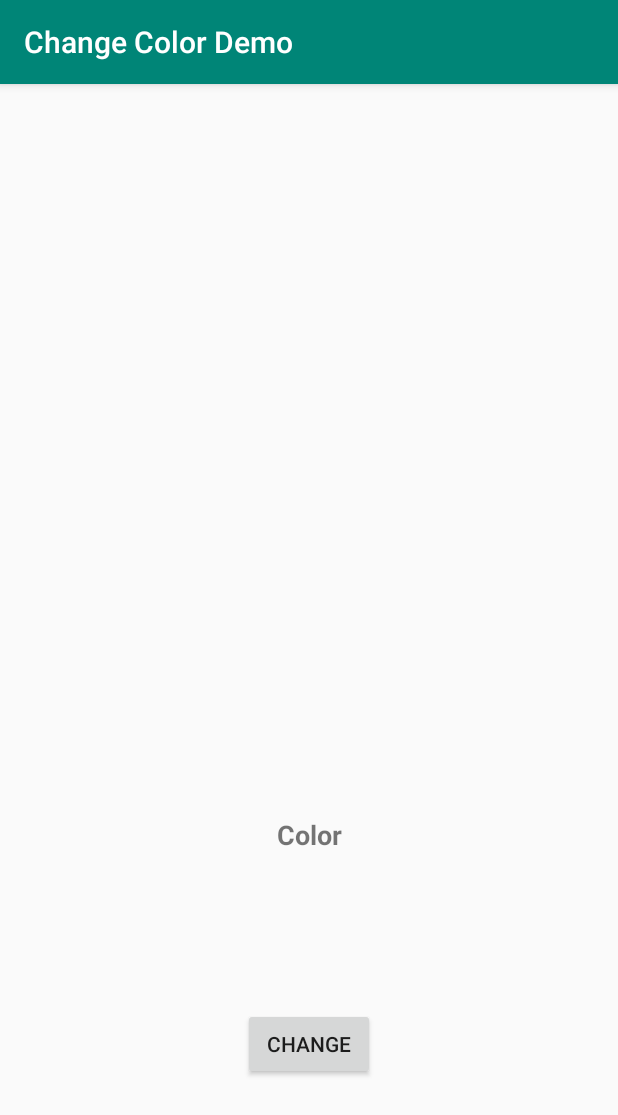
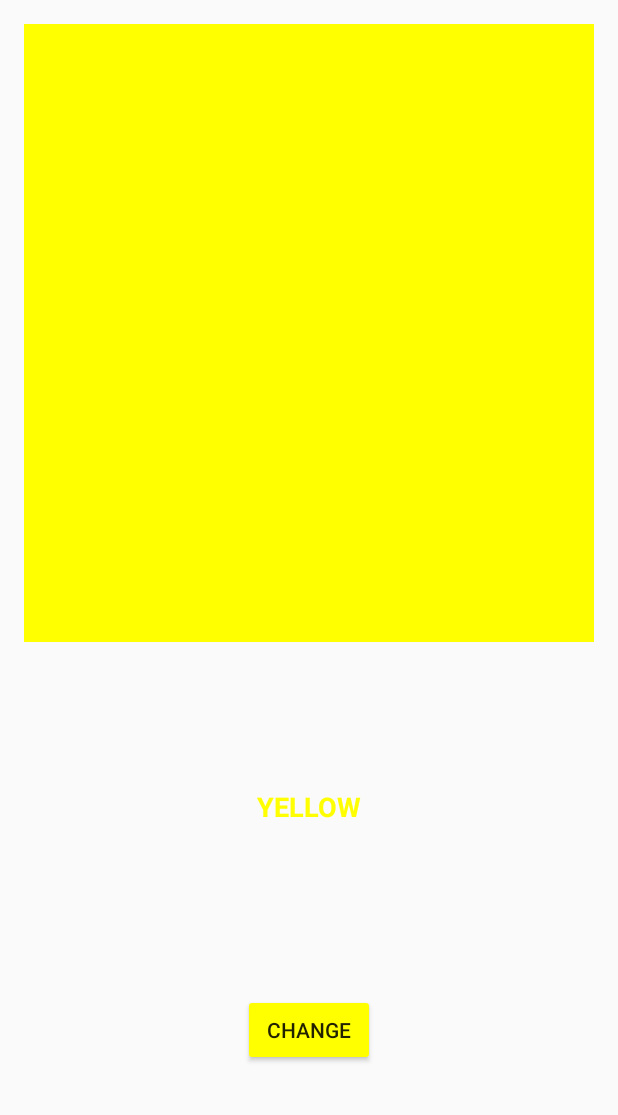
Before and after one commit to animevn/ChangeColor, an Android app: the screen it shows after launch (MainActivity), after a tap on "CHANGE", on a phone screen of 412 x 824 dp. Shown: the top 1115 px of the screen. Run offline under Robolectric (Android 15) with nearby library versions, the phone set to English and light mode, and no system bars; our stand-ins replace ButterKnife.

Commit message:
iterate through color list

```diff
--- a/app/src/main/java/com/haanhgs/app/changecolordemo/MainActivity.java
+++ b/app/src/main/java/com/haanhgs/app/changecolordemo/MainActivity.java
@@ -1,17 +1,17 @@
 package com.haanhgs.app.changecolordemo;
 
 import android.os.Bundle;
+import android.view.WindowManager;
 import android.widget.Button;
 import android.widget.LinearLayout;
 import android.widget.TextView;
-
 import androidx.appcompat.app.AppCompatActivity;
+import androidx.core.content.ContextCompat;
 import butterknife.BindView;
 import butterknife.ButterKnife;
 import butterknife.OnClick;
 
 public class MainActivity extends AppCompatActivity {
-
 
     @BindView(R.id.lnColor)
     LinearLayout lnColor;
@@ -20,14 +20,56 @@ public class MainActivity extends AppCompatActivity {
     @BindView(R.id.bnColor)
     Button bnColor;
 
+    private int[]colorIds;
+    private String[]colorNames;
+    private String colorName;
+    private int i = 0;
+    private int colorRes;
+    private int colorRGB;
+
+
+    private void hideActionBar(){
+        if (getSupportActionBar() != null) getSupportActionBar().hide();
+    }
+
+    private void hideStatusBar(){
+        getWindow().setFlags(
+                WindowManager.LayoutParams.FLAG_FULLSCREEN,
+                WindowManager.LayoutParams.FLAG_FULLSCREEN);
+    }
+
+    private void getColorNamesList(){
+        colorNames = getResources().getStringArray(R.array.colors);
+    }
+
     @Override
     protected void onCreate(Bundle savedInstanceState) {
         super.onCreate(savedInstanceState);
         setContentView(R.layout.activity_main);
         ButterKnife.bind(this);
+        hideActionBar();
+        hideStatusBar();
+        getColorNamesList();
+    }
+
+    private void getColorForEachIterate(){
+        colorName = colorNames[i];
+        colorRes = getResources().getIdentifier(colorName, "color", getPackageName());
+        colorRGB = ContextCompat.getColor(this, colorRes);
+    }
+
+    private void iterateThroungColorList(){
+        getColorForEachIterate();
+        lnColor.setBackgroundColor(colorRGB);
+        tvColor.setText(colorName);
+        tvColor.setTextColor(colorRGB);
+        bnColor.setBackgroundTintList(ContextCompat.getColorStateList(this, colorRes));
+        i++;
+        if (i == colorNames.length) i = 0;
     }
 
     @OnClick(R.id.bnColor)
-    public void onViewClicked() {
+    public void onViewClicked(){
+        iterateThroungColorList();
     }
 }
--- a/app/src/main/res/values/strings.xml
+++ b/app/src/main/res/values/strings.xml
@@ -4,7 +4,7 @@
     <string name="tvColor">Color</string>
     <string name="bnColor">Change</string>
 
-    <string-array name="color">
+    <string-array name="colors">
         <item>YELLOW</item>
         <item>MAGENTA</item>
         <item>GREEN</item>
```
Also changed, not shown: app/src/main/res/values/colors.xml (+21 -0 lines).
